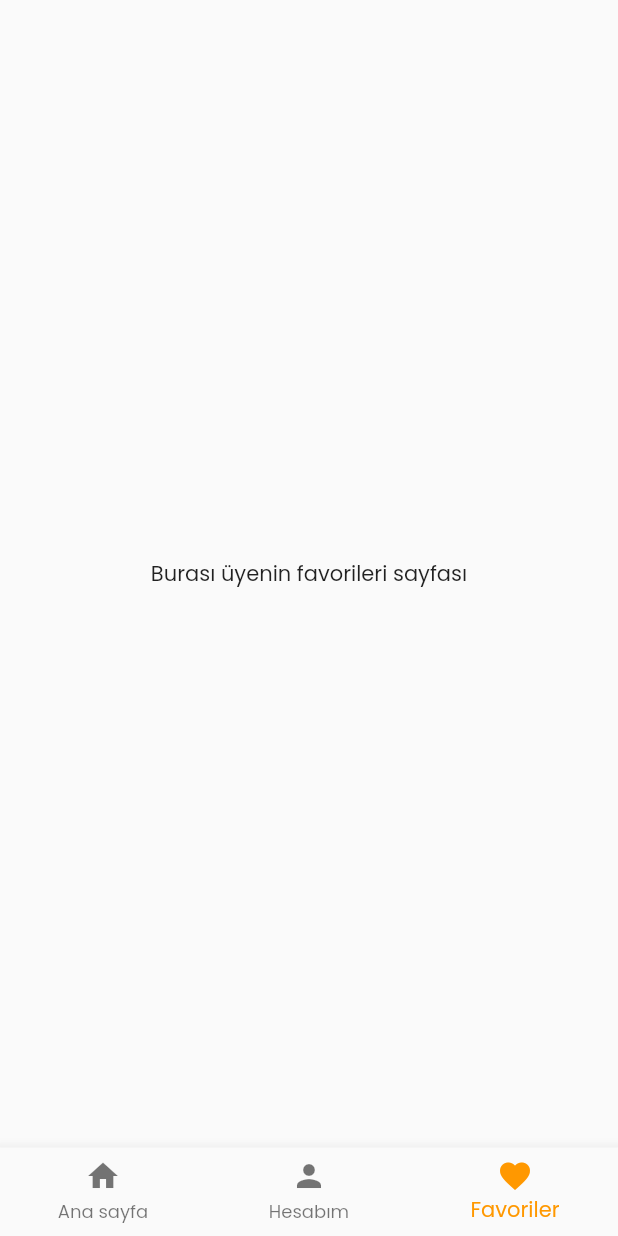
After one commit to halilcagriakkuzu/armoni_flutter, a Flutter app: the screen it shows after launch, item 3 of the bottom bar chosen, on a phone screen of 412 x 824 dp. The commit adds this screen. Run offline on Flutter 3.47's test engine with Material 2 defaults, Android fonts, the phone set to English and light mode, and no system bars.

Commit message:
Added User Profile Page Added User Favorite Page Added Navigation Bar Page Route

```diff
--- a/lib/main.dart
+++ b/lib/main.dart
@@ -1,4 +1,4 @@
-import 'package:akorcum/screens/login_screen.dart';
+import 'package:akorcum/widgets/bottom_navigation_bar.dart';
 import 'package:flutter/material.dart';
 
 void main() {
@@ -10,7 +10,7 @@ class MyApp extends StatelessWidget {
   Widget build(BuildContext context) {
     return MaterialApp(
       debugShowCheckedModeBanner: false,
-      title: 'Flutter Demo',
+      title: 'Armoni',
       theme: ThemeData(fontFamily: 'Poppins'),
       home: MyHomePage(),
     );
@@ -25,6 +25,8 @@ class MyHomePage extends StatefulWidget {
 class _MyHomePageState extends State<MyHomePage> {
   @override
   Widget build(BuildContext context) {
-    return LoginScreen();
+    return Scaffold(
+      body: MyBottamNavigationBar(),
+    );
   }
 }
--- /dev/null
+++ b/lib/screens/user_favorite.dart
@@ -0,0 +1,17 @@
+import 'package:flutter/material.dart';
+
+class UserFavorites extends StatefulWidget {
+  const UserFavorites({ Key? key }) : super(key: key);
+
+  @override
+  _UserFavoritesState createState() => _UserFavoritesState();
+}
+
+class _UserFavoritesState extends State<UserFavorites> {
+  @override
+  Widget build(BuildContext context) {
+    return Container(
+      child: Center(child: Text("Burası üyenin favorileri sayfası"),),
+    );
+  }
+}
--- /dev/null
+++ b/lib/widgets/bottom_navigation_bar.dart
@@ -0,0 +1,64 @@
+import 'package:akorcum/screens/home_screen.dart';
+import 'package:akorcum/screens/user_favorite.dart';
+import 'package:akorcum/screens/user_profile.dart';
+import 'package:flutter/material.dart';
+
+class MyBottamNavigationBar extends StatefulWidget {
+  const MyBottamNavigationBar({Key? key}) : super(key: key);
+
+  @override
+  _MyBottamNavigationBarState createState() => _MyBottamNavigationBarState();
+}
+
+class _MyBottamNavigationBarState extends State<MyBottamNavigationBar> {
+
+
+  int _currentIndex=0;
+
+  final List<Widget> _children=[
+
+    HomeScreen(),
+    UserProfile(),
+    UserFavorites(),
+  ];
+
+void onTappedBar(int index){
+  setState(() {
+    _currentIndex = index;
+  });
+}
+
+  @override
+  Widget build(BuildContext context) {
+    return Scaffold(
+
+      body: _children[_currentIndex],
+      bottomNavigationBar: BottomNavigationBar(
+
+        onTap: onTappedBar,
+        currentIndex: _currentIndex,
+        items: [
+          BottomNavigationBarItem(
+            icon: Icon(
+              Icons.home,
+            ),
+            label: "Ana sayfa",
+          ),
+          BottomNavigationBarItem(
+            icon: Icon(
+              Icons.person,
+            ),
+            label: "Hesabım",
+          ),
+          BottomNavigationBarItem(
+            icon: Icon(
+              Icons.favorite,
+            ),
+            label: "Favoriler",
+          ),
+        ],
+        selectedItemColor: Colors.orange,
+      ),
+    );
+  }
+}
```
Also changed, not shown: lib/screens/home_screen.dart (+10 -18 lines), lib/screens/user_profile.dart (+9 -72 lines).
